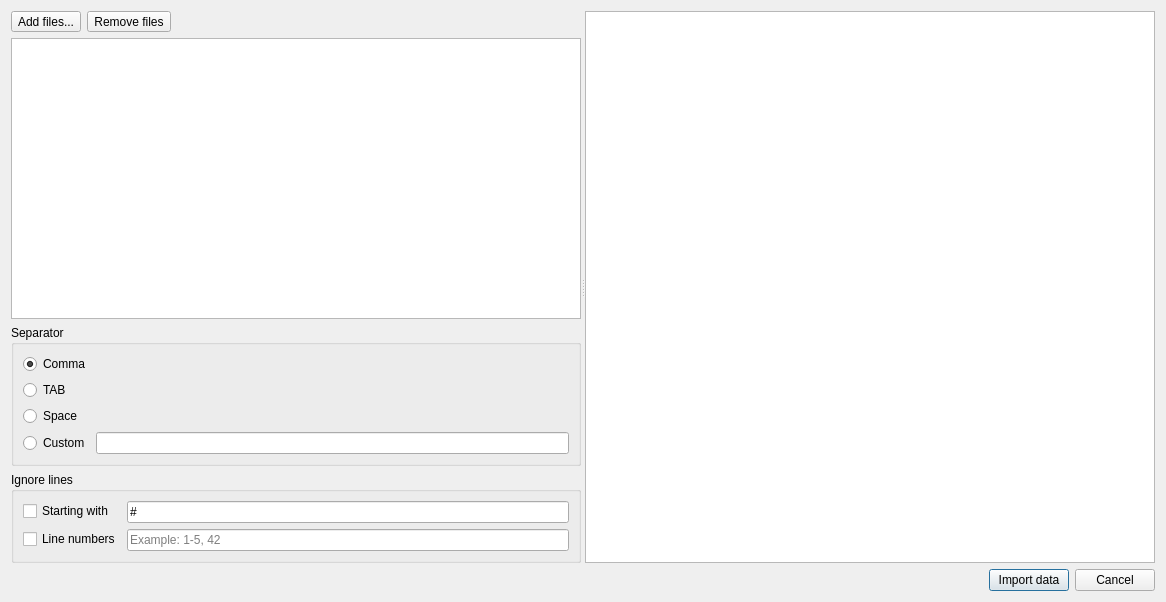
Above: GUI/coregui/Views/ImportDataWidgets/ImportDialog.ui from scgmlz/BornAgain before the change. Below: the same form after it.
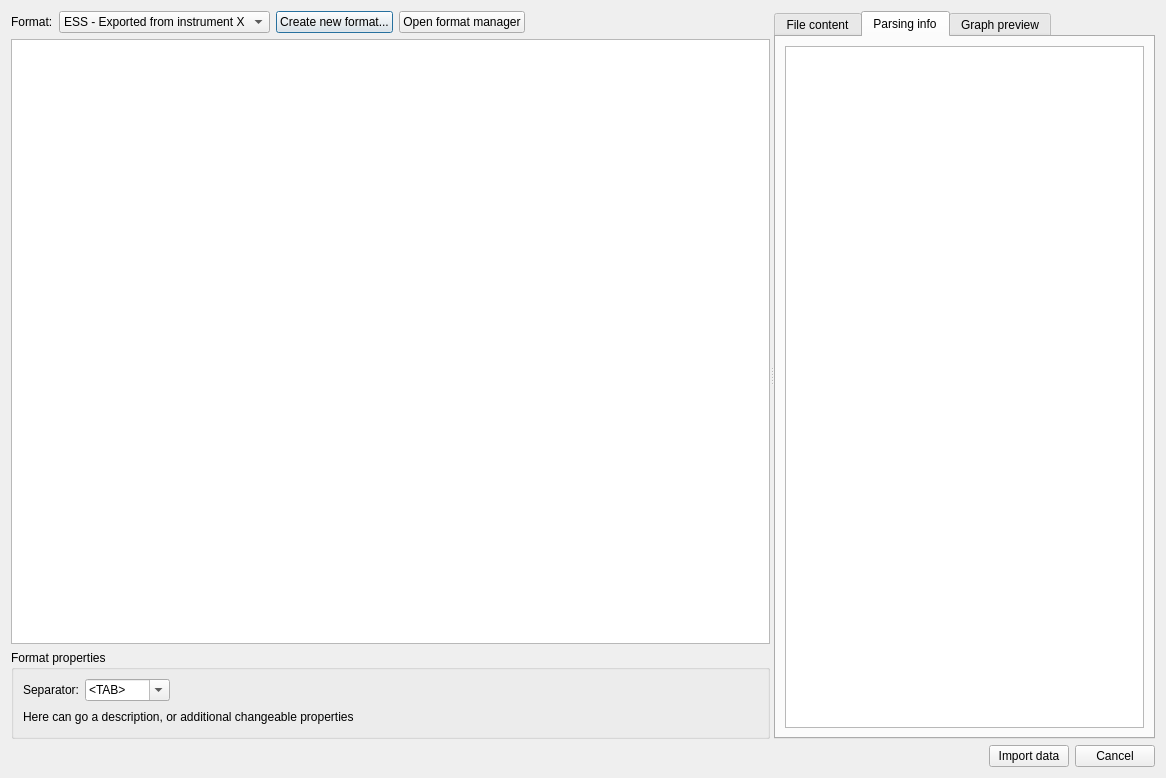
That is the form after the change. The open tabs and pages were chosen to show the change. Custom widgets are drawn as their Qt base class.

Commit message: import dialog (WIP)

Patch:
```diff
--- a/GUI/coregui/Views/ImportDataWidgets/ImportDialog.ui
+++ b/GUI/coregui/Views/ImportDataWidgets/ImportDialog.ui
@@ -7,7 +7,7 @@
     <x>0</x>
     <y>0</y>
     <width>1166</width>
-    <height>602</height>
+    <height>778</height>
    </rect>
   </property>
   <property name="windowTitle">
@@ -24,16 +24,57 @@
        <item>
         <layout class="QHBoxLayout" name="horizontalLayout_3">
          <item>
-          <widget class="QToolButton" name="addToolButton">
+          <widget class="QLabel" name="label_2">
            <property name="text">
-            <string>Add files...</string>
+            <string>Format:</string>
            </property>
           </widget>
          </item>
          <item>
-          <widget class="QToolButton" name="removeToolButton">
+          <widget class="QComboBox" name="formatSelectionComboBox">
+           <item>
            <property name="text">
-            <string>Remove files</string>
+             <string>ESS - Exported from instrument X</string>
+            </property>
+           </item>
+           <item>
+            <property name="text">
+             <string>ESS - ESTIA export</string>
+            </property>
+           </item>
+           <item>
+            <property name="text">
+             <string>FRM II REFSANS exported file</string>
+            </property>
+           </item>
+           <item>
+            <property name="text">
+             <string>FMR II NREX exported file</string>
+            </property>
+           </item>
+           <item>
+            <property name="text">
+             <string>My import definitions 1</string>
+            </property>
+           </item>
+           <item>
+            <property name="text">
+             <string>Import definitions for project A</string>
+            </property>
+           </item>
+          </widget>
+         </item>
+         <item>
+          <widget class="QPushButton" name="createNewFormatButton">
+           <property name="text">
+            <string>Create new format...</string>
+           </property>
+          </widget>
+         </item>
+         <item>
+          <widget class="QPushButton" name="pushButton">
+           <property name="text">
+            <string>Open format manager</string>
            </property>
           </widget>
          </item>
@@ -62,90 +103,132 @@
        <item>
         <widget class="QGroupBox" name="groupBox_3">
          <property name="title">
-          <string>Separator</string>
+          <string>Format properties</string>
          </property>
-         <layout class="QVBoxLayout" name="verticalLayout">
+         <layout class="QVBoxLayout" name="verticalLayout_4">
           <item>
-           <widget class="QRadioButton" name="radioButton_4">
+           <layout class="QHBoxLayout" name="horizontalLayout_5">
+            <item>
+             <widget class="QLabel" name="label_4">
             <property name="text">
-             <string>Comma</string>
-            </property>
-            <property name="checked">
+               <string>Separator:</string>
+              </property>
+             </widget>
+            </item>
+            <item>
+             <widget class="QComboBox" name="comboBox">
+              <property name="editable">
              <bool>true</bool>
             </property>
-           </widget>
+              <item>
+               <property name="text">
+                <string>&lt;TAB&gt;</string>
+               </property>
           </item>
           <item>
-           <widget class="QRadioButton" name="radioButton_5">
             <property name="text">
-             <string>TAB</string>
-            </property>
-           </widget>
+                <string>,</string>
+               </property>
           </item>
           <item>
-           <widget class="QRadioButton" name="radioButton_6">
             <property name="text">
-             <string>Space</string>
-            </property>
-           </widget>
+                <string>;</string>
+               </property>
           </item>
           <item>
-           <layout class="QHBoxLayout" name="horizontalLayout">
-            <item>
-             <widget class="QRadioButton" name="radioButton_7">
               <property name="text">
-               <string>Custom</string>
-              </property>
+                <string>&lt;SPACE&gt;</string>
+               </property>
+              </item>
              </widget>
             </item>
             <item>
-             <widget class="QLineEdit" name="lineEdit_3"/>
+             <spacer name="horizontalSpacer_4">
+              <property name="orientation">
+               <enum>Qt::Horizontal</enum>
+              </property>
+              <property name="sizeHint" stdset="0">
+               <size>
+                <width>40</width>
+                <height>20</height>
+               </size>
+              </property>
+             </spacer>
             </item>
            </layout>
           </item>
-         </layout>
-        </widget>
-       </item>
        <item>
-        <widget class="QGroupBox" name="groupBox_2">
-         <property name="title">
-          <string>Ignore lines</string>
-         </property>
-         <layout class="QFormLayout" name="formLayout">
-          <item row="0" column="0">
-           <widget class="QCheckBox" name="checkBox">
+           <layout class="QHBoxLayout" name="horizontalLayout_4">
+            <item>
+             <widget class="QLabel" name="label">
             <property name="text">
-             <string>Starting with</string>
+               <string>Here can go a description, or additional changeable properties</string>
             </property>
            </widget>
           </item>
-          <item row="0" column="1">
-           <widget class="QLineEdit" name="lineEdit">
-            <property name="text">
-             <string>#</string>
-            </property>
-           </widget>
-          </item>
-          <item row="1" column="0">
-           <widget class="QCheckBox" name="checkBox_2">
-            <property name="text">
-             <string>Line numbers</string>
-            </property>
-           </widget>
-          </item>
-          <item row="1" column="1">
-           <widget class="QLineEdit" name="lineEdit_2">
-            <property name="placeholderText">
-             <string>Example: 1-5, 42</string>
+            <item>
+             <spacer name="horizontalSpacer_3">
+              <property name="orientation">
+               <enum>Qt::Horizontal</enum>
+              </property>
+              <property name="sizeHint" stdset="0">
+               <size>
+                <width>40</width>
+                <height>20</height>
+               </size>
+              </property>
+             </spacer>
+            </item>
+           </layout>
+          </item>
+         </layout>
+        </widget>
+       </item>
+      </layout>
+     </widget>
+     <widget class="QTabWidget" name="tabWidget">
+      <property name="currentIndex">
+       <number>0</number>
+      </property>
+      <widget class="QWidget" name="tab_3">
+       <attribute name="title">
+        <string>File content</string>
+       </attribute>
+       <layout class="QVBoxLayout" name="verticalLayout_6">
+        <item>
+         <widget class="QTextEdit" name="fileContent"/>
+        </item>
+       </layout>
+      </widget>
+      <widget class="QWidget" name="tab">
+       <attribute name="title">
+        <string>Parsing info</string>
+       </attribute>
+       <layout class="QVBoxLayout" name="verticalLayout_5">
+        <item>
+         <widget class="QTextBrowser" name="infoBrowser">
+          <property name="html">
+           <string>&lt;!DOCTYPE HTML PUBLIC &quot;-//W3C//DTD HTML 4.0//EN&quot; &quot;http://www.w3.org/TR/REC-html40/strict.dtd&quot;&gt;
+&lt;html&gt;&lt;head&gt;&lt;meta name=&quot;qrichtext&quot; content=&quot;1&quot; /&gt;&lt;style type=&quot;text/css&quot;&gt;
+p, li { white-space: pre-wrap; }
+&lt;/style&gt;&lt;/head&gt;&lt;body style=&quot; font-family:'MS Shell Dlg 2'; font-size:8.25pt; font-weight:400; font-style:normal;&quot;&gt;
+&lt;p style=&quot;-qt-paragraph-type:empty; margin-top:0px; margin-bottom:0px; margin-left:0px; margin-right:0px; -qt-block-indent:0; text-indent:0px;&quot;&gt;&lt;br /&gt;&lt;/p&gt;&lt;/body&gt;&lt;/html&gt;</string>
             </property>
            </widget>
           </item>
          </layout>
         </widget>
+      <widget class="QWidget" name="tab_2">
+       <attribute name="title">
+        <string>Graph preview</string>
+       </attribute>
+       <layout class="QVBoxLayout" name="verticalLayout">
+        <item>
+         <widget class="QCustomPlot" name="plotWidget" native="true"/>
        </item>
       </layout>
      </widget>
-     <widget class="QTableView" name="tableView"/>
+     </widget>
     </widget>
    </item>
    <item>
@@ -181,6 +264,14 @@
    </item>
   </layout>
  </widget>
+ <customwidgets>
+  <customwidget>
+   <class>QCustomPlot</class>
+   <extends>QWidget</extends>
+   <header>qcustomplot.h</header>
+   <container>1</container>
+  </customwidget>
+ </customwidgets>
  <resources/>
  <connections/>
 </ui>
```
Left out of the diff: 2 changed lines with no effect on the pictures. Lines whose indentation alone changed are shown as unchanged. The commit also changes 2 other files.
